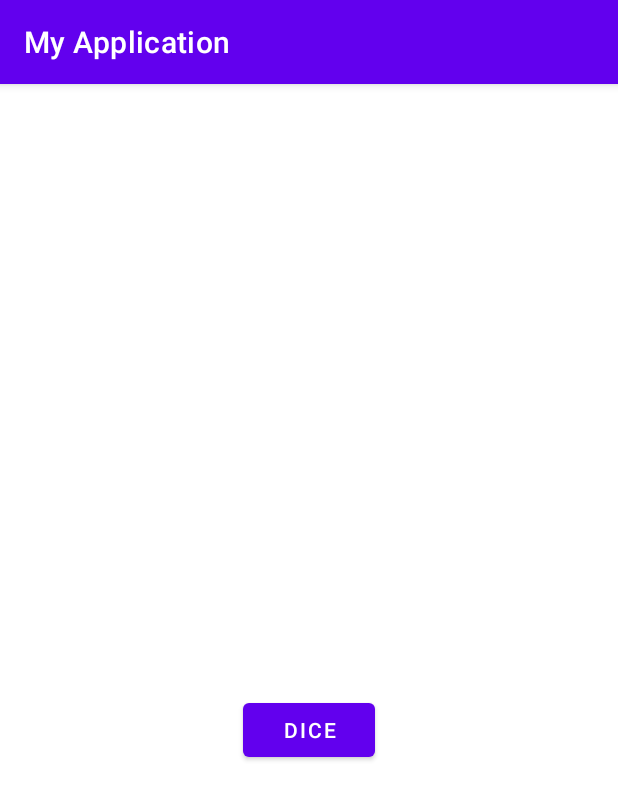
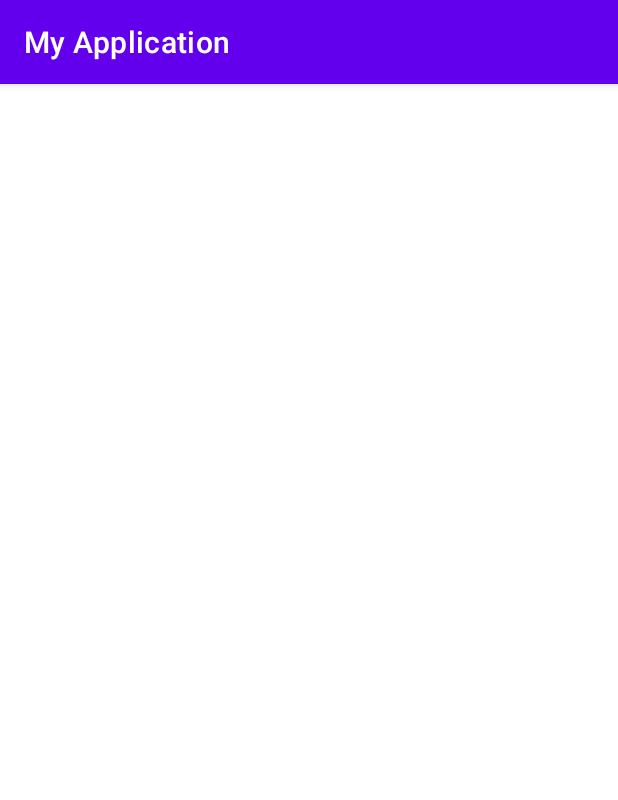
Before and after one commit to hanura13/KotlinCodeLab, an Android app: the screen it shows after launch (MainActivity), on a phone screen of 412 x 824 dp. Shown: the top 800 px of the screen. Run offline under Robolectric (Android 15) with nearby library versions, the phone set to English and light mode, and no system bars.

Commit message:
Default Project

```diff
--- a/app/src/main/res/layout/activity_main.xml
+++ b/app/src/main/res/layout/activity_main.xml
@@ -6,35 +6,5 @@
     android:layout_height="match_parent"
     tools:context=".MainActivity">
 
-    <TextView
-        android:id="@+id/textView"
-        android:layout_width="wrap_content"
-        android:layout_height="wrap_content"
-        android:textSize="34sp"
-        app:layout_constraintBottom_toBottomOf="parent"
-        app:layout_constraintEnd_toStartOf="@+id/button"
-        app:layout_constraintStart_toStartOf="parent"
-        app:layout_constraintTop_toTopOf="parent"
-        tools:text="1" />
-
-    <Button
-        android:id="@+id/button"
-        android:layout_width="wrap_content"
-        android:layout_height="wrap_content"
-        android:text="Dice"
-        app:layout_constraintEnd_toEndOf="parent"
-        app:layout_constraintStart_toStartOf="parent"
-        app:layout_constraintTop_toBottomOf="@+id/textView" />
-
-    <TextView
-        android:id="@+id/textView2"
-        android:layout_width="wrap_content"
-        android:layout_height="wrap_content"
-        android:textSize="34sp"
-        app:layout_constraintBottom_toBottomOf="parent"
-        app:layout_constraintEnd_toEndOf="parent"
-        app:layout_constraintStart_toEndOf="@+id/button"
-        app:layout_constraintTop_toTopOf="parent"
-        tools:text="2" />
 
 </androidx.constraintlayout.widget.ConstraintLayout>
```
Also changed, not shown: app/src/main/java/com/sundev/myapplication/MainActivity.kt (+0 -24 lines).
